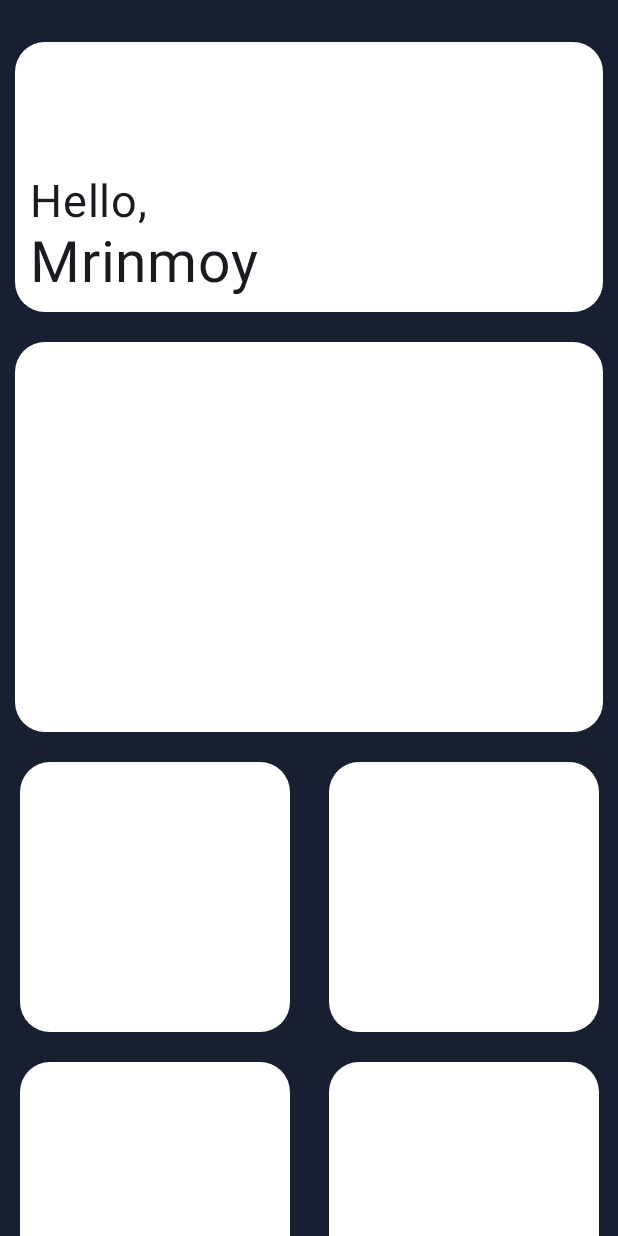
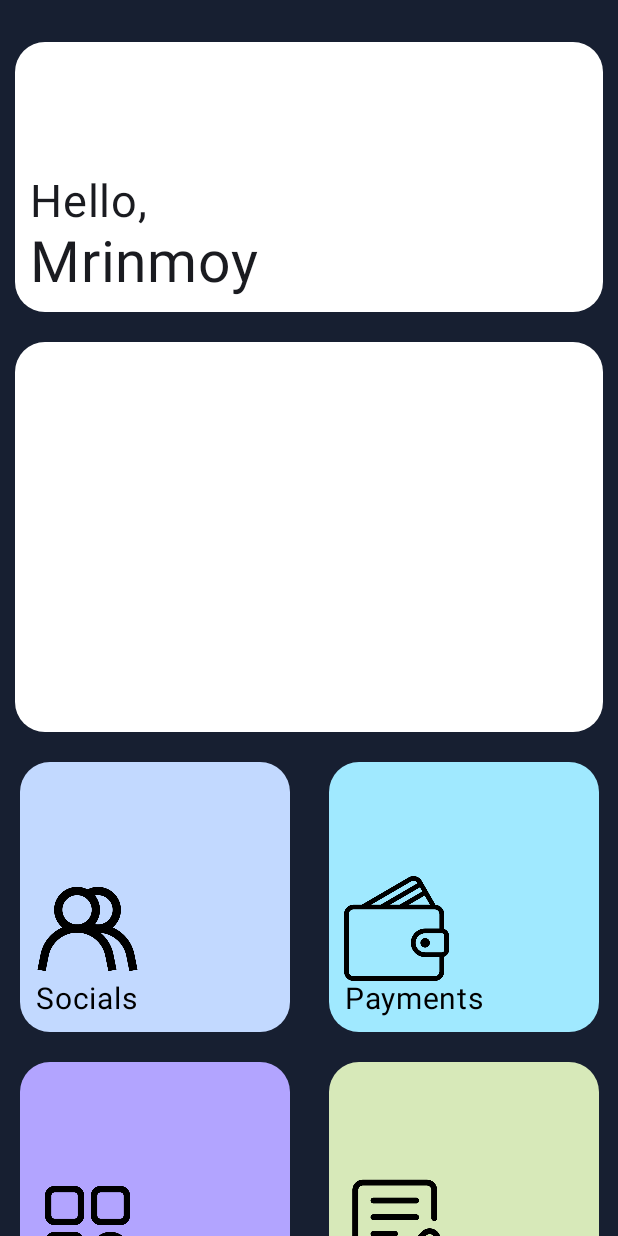
Before and after one commit to mrinmoyxb/Anzen-PasswordsVault, an Android app built with Jetpack Compose: the screen it shows after launch (MainActivity), on a phone screen of 412 x 824 dp. Run offline under Robolectric (Android 15) with nearby library versions, the phone set to English and light mode, and no system bars.

Commit message:
Completed the icons, still experimenting with colors for icon shape

```diff
--- a/app/src/main/java/com/example/passwordmanager/View/HomeScreen/Components/IconComponent.kt
+++ b/app/src/main/java/com/example/passwordmanager/View/HomeScreen/Components/IconComponent.kt
@@ -1,6 +1,11 @@
 package com.example.passwordmanager.View.HomeScreen.Components
 
+import android.graphics.Paint
+import android.graphics.drawable.Icon
+import androidx.compose.foundation.BorderStroke
 import androidx.compose.foundation.background
+import androidx.compose.foundation.border
+import androidx.compose.foundation.clickable
 import androidx.compose.foundation.layout.Arrangement
 import androidx.compose.foundation.layout.Column
 import androidx.compose.foundation.layout.Row
@@ -8,28 +13,85 @@ import androidx.compose.foundation.layout.fillMaxSize
 import androidx.compose.foundation.layout.fillMaxWidth
 import androidx.compose.foundation.layout.height
 import androidx.compose.foundation.layout.padding
+import androidx.compose.foundation.layout.size
 import androidx.compose.foundation.layout.width
 import androidx.compose.foundation.lazy.LazyColumn
 import androidx.compose.foundation.shape.RoundedCornerShape
 import androidx.compose.material3.Card
 import androidx.compose.material3.CardDefaults
+import androidx.compose.material3.Icon
+import androidx.compose.material3.Text
 import androidx.compose.runtime.Composable
 import androidx.compose.ui.Modifier
+import androidx.compose.ui.draw.shadow
+import androidx.compose.ui.graphics.Color
+import androidx.compose.ui.graphics.painter.Painter
 import androidx.compose.ui.res.colorResource
+import androidx.compose.ui.res.painterResource
+import androidx.compose.ui.text.style.TextAlign
 import androidx.compose.ui.tooling.preview.Preview
 import androidx.compose.ui.unit.dp
+import androidx.compose.ui.unit.sp
 import com.example.passwordmanager.R
 
 @Composable
-fun IconComponent(){
+fun IconComponent(
+    icon: Painter,
+    label: String,
+    color: Color,
+    onClick: () -> Unit,
+    ){
     Card(
         modifier = Modifier
             .width(200.dp)
             .height(200.dp)
-            .padding(10.dp),
+            .padding(10.dp)
+            .clickable {},
         shape = RoundedCornerShape(20.dp),
-        colors = CardDefaults.cardColors(colorResource(id = R.color.white))
+        colors = CardDefaults.cardColors(color)
     ){
-
+        Column(
+            modifier = Modifier
+                .fillMaxSize()
+                .padding(start = 10.dp, bottom = 10.dp),
+            verticalArrangement = Arrangement.Bottom
+        ) {
+            Icon(painter = icon, contentDescription = "icon", modifier = Modifier.size(70.dp))
+            Text(label, fontSize = 20.sp, textAlign = TextAlign.Center)
+        }
     }
 }
+
+
+@Preview(showBackground = true)
+@Composable
+fun Display(){
+    Column(
+        modifier = Modifier
+            .fillMaxSize()
+            .background(colorResource(id = R.color.background_color))
+    ) {
+        NameComponent("Mrinmoy")
+        AnalyseComponent()
+        Row(
+            modifier = Modifier.fillMaxWidth()
+        ) {
+            IconComponent(icon = painterResource(id = R.drawable.social),
+                label = "Socials",
+                color = colorResource(id = R.color.color11), onClick = {})
+            IconComponent(icon = painterResource(id = R.drawable.payment_icon1),
+                label = "Payments",
+                color = colorResource(id = R.color.color5), onClick = {})
+        }
+        Row(
+            modifier = Modifier.fillMaxWidth()
+        ) {
+            IconComponent(icon = painterResource(id = R.drawable.application_icon1),
+                label = "Apps",
+                color = colorResource(id = R.color.color4), onClick = {})
+            IconComponent(icon = painterResource(id = R.drawable.notes_icon),
+                label = "Notes",
+                color = colorResource(id = R.color.color7), onClick = {})
+        }
+    }
+}
--- a/app/src/main/java/com/example/passwordmanager/View/HomeScreen/HomeScreen/HomeScreen.kt
+++ b/app/src/main/java/com/example/passwordmanager/View/HomeScreen/HomeScreen/HomeScreen.kt
@@ -14,6 +14,7 @@ import androidx.compose.foundation.lazy.LazyColumn
 import androidx.compose.runtime.Composable
 import androidx.compose.ui.Modifier
 import androidx.compose.ui.res.colorResource
+import androidx.compose.ui.res.painterResource
 import androidx.compose.ui.tooling.preview.Preview
 import androidx.compose.ui.unit.dp
 import com.example.passwordmanager.R
@@ -35,16 +36,24 @@ fun HomeScreen() {
                     modifier = Modifier.fillMaxWidth(),
                     horizontalArrangement = Arrangement.SpaceAround
                 ) {
-                    IconComponent()
-                    IconComponent()
+                    IconComponent(icon = painterResource(id = R.drawable.social),
+                        label = "Socials",
+                        color = colorResource(id = R.color.color11), onClick = {})
+                    IconComponent(icon = painterResource(id = R.drawable.payment_icon1),
+                        label = "Payments",
+                        color = colorResource(id = R.color.color5), onClick = {})
                 }
 
                 Row(
                     modifier = Modifier.fillMaxWidth(),
                     horizontalArrangement = Arrangement.SpaceAround
                 ) {
-                    IconComponent()
-                    IconComponent()
+                    IconComponent(icon = painterResource(id = R.drawable.application_icon1),
+                        label = "Apps",
+                        color = colorResource(id = R.color.color4), onClick = {})
+                    IconComponent(icon = painterResource(id = R.drawable.notes_icon),
+                        label = "Notes",
+                        color = colorResource(id = R.color.color7), onClick = {})
                 }
             }
         }
--- a/app/src/main/res/values/colors.xml
+++ b/app/src/main/res/values/colors.xml
@@ -9,4 +9,17 @@
     <color name="white">#FFFFFFFF</color>
 
     <color name="background_color">#FF171F31</color>
+    <color name="color1">#FFB2A4FF</color>
+    <color name="color11">#FFC2D9FF</color>
+    <color name="color2">#FF8E8FFA</color>
+    <color name="color3">#FF7752FE</color>
+    <color name="color4">#FFB2A4FF</color>
+    <color name="color5">#FFA0E9FF</color>
+    <color name="color6">#FFFFFBAC</color>
+    <color name="color7">#FFD7E9B9</color>
+    <color name="color8">#FFFDF7C3</color>
+    <color name="color9">#FF190482</color>
+
+
+
 </resources>
```
Also changed, not shown: app/src/main/res/drawable/application_icon1.png (added), app/src/main/res/drawable/notes_icon.png (added), app/src/main/res/drawable/payment_icon1.png (added), app/src/main/res/drawable/payment_icon2.png (added), app/src/main/res/drawable/social.png (added), app/src/main/res/drawable/social_icon.png (added).
